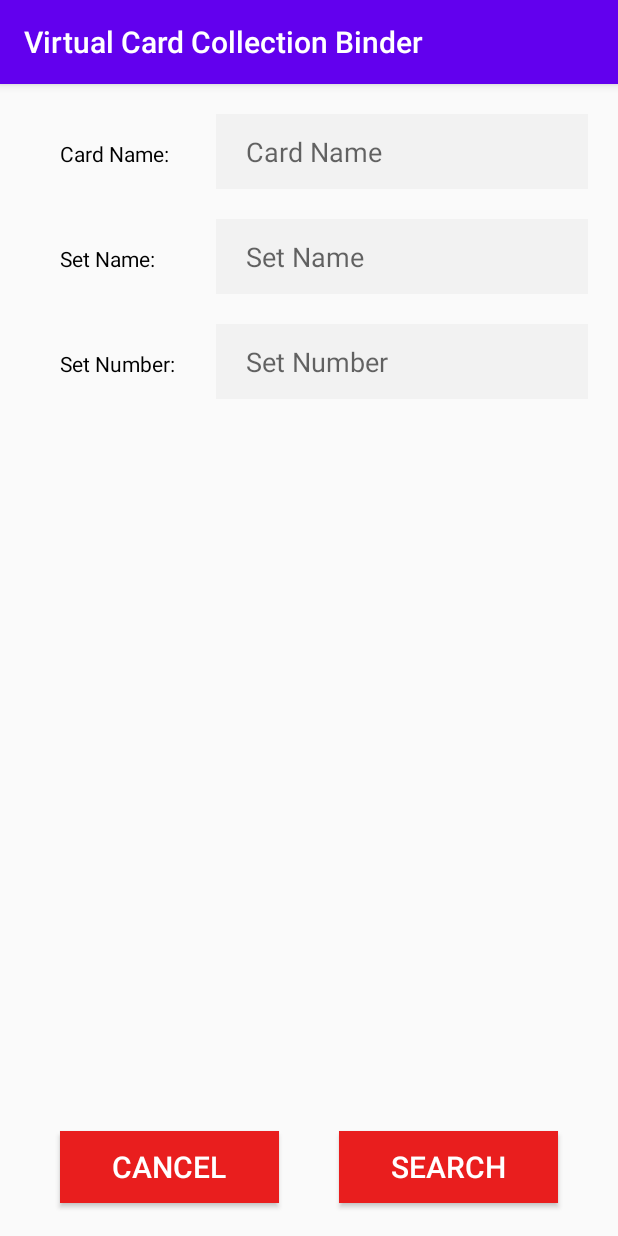
After one commit to nkrishna0609/Pokellection, an Android app: the NewCardActivity screen opened directly, with no data from a screen before it, on a phone screen of 412 x 824 dp. The commit adds this screen. Run offline under Robolectric (Android 15) with nearby library versions, the phone set to English and light mode, and no system bars.

Commit message:
fixed recyclerview, addCart activity, connected FAB to adding card to collection

```diff
--- a/app/src/main/java/ca/nkrishnaswamy/virtualcardcollectionbinder/network/ApiService.kt
+++ b/app/src/main/java/ca/nkrishnaswamy/virtualcardcollectionbinder/network/ApiService.kt
@@ -20,9 +20,7 @@ interface ApiService {
         @Query("name") cardName: String,
         @Query("hp") hp: String,
         @Query("set") setName: String,
-        @Query("number") setNum: String,
-        @Query("supertype") superType: String,
-        @Query("subtype") subType: String
+        @Query("number") setNum: String
     ): Deferred<PokemonCardPageResponse>
 
     companion object {
--- a/app/src/main/java/ca/nkrishnaswamy/virtualcardcollectionbinder/repositories/CardsRepository.kt
+++ b/app/src/main/java/ca/nkrishnaswamy/virtualcardcollectionbinder/repositories/CardsRepository.kt
@@ -11,9 +11,9 @@ import kotlinx.coroutines.withContext
 
 class CardsRepository(private val cardDao: UserCardsDAO) {
 
-    suspend fun getUserCardsFromApi(context: Context, cardName: String,hp:String,setName: String, pokeCardNumber: String,superType: String, subType: String) = withContext(Dispatchers.IO){
+    suspend fun getUserCardsFromApi(context: Context, cardName: String,hp:String,setName: String, pokeCardNumber: String) = withContext(Dispatchers.IO){
         val apiService = ApiService(context = context)
-        apiService.getCardPage(cardName, hp, setName, pokeCardNumber, superType, subType).await().getPokemonCards()
+        apiService.getCardPage(cardName, hp, setName, pokeCardNumber).await().getPokemonCards()
     }
 
     fun getAllCardsInDb(): LiveData<List<PokemonCard>> {
--- /dev/null
+++ b/app/src/main/java/ca/nkrishnaswamy/virtualcardcollectionbinder/ui/NewCardActivity.kt
@@ -0,0 +1,52 @@
+package ca.nkrishnaswamy.virtualcardcollectionbinder.ui
+
+import android.app.Activity
+import android.content.Intent
+import androidx.appcompat.app.AppCompatActivity
+import android.os.Bundle
+import android.text.TextUtils
+import android.widget.Button
+import android.widget.EditText
+import android.widget.Toast
+import ca.nkrishnaswamy.virtualcardcollectionbinder.R
+
+class NewCardActivity : AppCompatActivity() {
+
+    private lateinit var editCardName: EditText
+    private lateinit var editCardSetName: EditText
+    private lateinit var editCardSetNum: EditText
+
+    override fun onCreate(savedInstanceState: Bundle?) {
+        super.onCreate(savedInstanceState)
+        setContentView(R.layout.activity_new_card)
+
+        editCardName = findViewById(R.id.enterCardName)
+        editCardSetName = findViewById(R.id.enterCardSetName)
+        editCardSetNum = findViewById(R.id.enterCardSetNum)
+
+        val searchButton = findViewById<Button>(R.id.buttonSearch)
+        searchButton.setOnClickListener{
+            val searchCardIntent = Intent()
+            if (TextUtils.isEmpty(editCardSetName.text) || TextUtils.isEmpty(editCardSetNum.text) || TextUtils.isEmpty(editCardSetNum.text)){
+                setResult(Activity.RESULT_CANCELED, searchCardIntent)
+                Toast.makeText(applicationContext, R.string.errorEmptyStrings, Toast.LENGTH_LONG).show()
+            }
+            else{
+                val cardName = editCardName.text.toString()
+                val cardSetName = editCardSetName.text.toString()
+                val cardSetNum = editCardSetNum.text.toString()
+
+                searchCardIntent.putExtra("cardName",cardName)
+                searchCardIntent.putExtra("cardSetName",cardSetName)
+                searchCardIntent.putExtra("cardSetNum",cardSetNum)
+
+                setResult(Activity.RESULT_OK,searchCardIntent)
+                finish()
+            }
+        }
+        val cancelButton = findViewById<Button>(R.id.buttonCancel)
+        cancelButton.setOnClickListener{
+            finish()
+        }
+    }
+}
--- a/app/src/main/java/ca/nkrishnaswamy/virtualcardcollectionbinder/viewModels/UserCardsViewModel.kt
+++ b/app/src/main/java/ca/nkrishnaswamy/virtualcardcollectionbinder/viewModels/UserCardsViewModel.kt
@@ -35,8 +35,8 @@ class UserCardsViewModel(application: Application) : AndroidViewModel(applicatio
         return repository.searchCards(search)
     }
 
-    suspend fun retrieveCardsFromApi(cardName: String, hp: String, setName: String, pokeCardNumber: String, superType: String, subType: String): List<PokemonCard>{
-        val cardsList =  repository.getUserCardsFromApi(context, cardName, hp, setName, pokeCardNumber, superType, subType)
+    suspend fun retrieveCardsFromApi(cardName: String, hp: String, setName: String, pokeCardNumber: String): List<PokemonCard>{
+        val cardsList =  repository.getUserCardsFromApi(context, cardName, hp, setName, pokeCardNumber)
         return cardsList
     }
 }
--- /dev/null
+++ b/app/src/main/res/layout/activity_new_card.xml
@@ -0,0 +1,186 @@
+<?xml version="1.0" encoding="utf-8"?>
+<RelativeLayout
+    xmlns:android="http://schemas.android.com/apk/res/android"
+    xmlns:tools="http://schemas.android.com/tools"
+    android:layout_width="match_parent"
+    android:layout_height="match_parent"
+    tools:context=".ui.NewCardActivity">
+
+    <LinearLayout
+        android:id="@+id/cardNameLayout"
+        android:layout_width="match_parent"
+        android:layout_height="50dp"
+        android:weightSum="3"
+        android:orientation="horizontal"
+        android:layout_marginTop="20dp"
+        android:layout_marginRight="20dp"
+        android:layout_marginLeft="20dp"
+        android:layout_alignParentTop="true"
+        >
+
+        <TextView
+            android:layout_width="0dp"
+            android:layout_height="50dp"
+            android:layout_weight="1"
+            android:text="@string/cardNameLabel"
+            android:paddingLeft="20dp"
+            android:paddingRight="20dp"
+            android:gravity="center_vertical"
+            android:textColor="@color/colorBlack"
+            android:paddingStart="20dp" />
+
+        <EditText
+            android:id="@+id/enterCardName"
+            android:layout_width="0dp"
+            android:layout_height="50dp"
+            android:layout_weight="2"
+            android:hint="@string/cardNameEditBox"
+            android:textColor="@color/colorBlack"
+            android:singleLine="true"
+            android:paddingEnd="20dp"
+            android:paddingRight="20dp"
+            android:paddingLeft="20dp"
+            android:gravity="center_vertical"
+            android:background="@color/colorEditTextBG"
+            android:imeOptions="actionNext"
+            android:autofillHints="no"
+            android:inputType="text"/>
+
+    </LinearLayout>
+
+
+    <LinearLayout
+        android:id="@+id/cardSetNameLayout"
+        android:layout_width="match_parent"
+        android:layout_height="50dp"
+        android:weightSum="3"
+        android:orientation="horizontal"
+        android:layout_marginTop="20dp"
+        android:layout_marginLeft="20dp"
+        android:layout_marginRight="20dp"
+        android:layout_below="@+id/cardNameLayout"
+        >
+
+        <TextView
+            android:layout_width="0dp"
+            android:layout_height="50dp"
+            android:layout_weight="1"
+            android:text="@string/cardSetNameLabel"
+            android:paddingLeft="20dp"
+            android:paddingRight="20dp"
+            android:gravity="center_vertical"
+            android:textColor="@color/colorBlack"
+            android:paddingStart="20dp" />
+
+        <EditText
+            android:id="@+id/enterCardSetName"
+            android:layout_width="0dp"
+            android:layout_height="50dp"
+            android:layout_weight="2"
+            android:hint="@string/cardSetNameEditBox"
+            android:textColor="@color/colorBlack"
+            android:singleLine="true"
+            android:paddingEnd="20dp"
+            android:paddingRight="20dp"
+            android:paddingLeft="20dp"
+            android:gravity="center_vertical"
+            android:background="@color/colorEditTextBG"
+            android:imeOptions="actionNext"
+            android:autofillHints="no"
+            android:inputType="text"/>
+
+    </LinearLayout>
+
+    <LinearLayout
+        android:id="@+id/cardSetNumLayout"
+        android:layout_width="match_parent"
+        android:layout_height="50dp"
+        android:weightSum="3"
+        android:orientation="horizontal"
+        android:layout_marginTop="20dp"
+        android:layout_marginLeft="20dp"
+        android:layout_marginRight="20dp"
+        android:layout_below="@+id/cardSetNameLayout"
+        >
+
+        <TextView
+            android:layout_width="0dp"
+            android:layout_height="50dp"
+            android:layout_weight="1"
+            android:text="@string/cardSetNumLabel"
+            android:paddingLeft="20dp"
+            android:paddingRight="20dp"
+            android:gravity="center_vertical"
+            android:textColor="@color/colorBlack"
+            android:paddingStart="20dp" />
+
+        <EditText
+            android:id="@+id/enterCardSetNum"
+            android:layout_width="0dp"
+            android:layout_height="50dp"
+            android:layout_weight="2"
+            android:hint="@string/cardSetNumEditBox"
+            android:textColor="@color/colorBlack"
+            android:singleLine="true"
+            android:paddingEnd="20dp"
+            android:paddingRight="20dp"
+            android:paddingLeft="20dp"
+            android:gravity="center_vertical"
+            android:background="@color/colorEditTextBG"
+            android:imeOptions="actionNext"
+            android:autofillHints="no"
+            android:inputType="text"/>
+
+    </LinearLayout>
+
+    <LinearLayout
+        android:layout_width="match_parent"
+        android:layout_height="100dp"
+        android:weightSum="2"
+        android:orientation="horizontal"
+        android:layout_marginTop="20dp"
+        android:layout_marginLeft="20dp"
+        android:layout_marginRight="20dp"
+        android:layout_alignParentBottom="true"
+        >
+
+        <Button
+            android:id="@+id/buttonCancel"
+            android:layout_width="0dp"
+            android:layout_height="wrap_content"
+            android:layout_weight="1"
+            android:textColor="@color/colorWhite"
+            android:layout_marginRight="20dp"
+            android:layout_marginLeft="20dp"
+            android:layout_marginTop="30dp"
+            android:background="@color/colorRed"
+            android:text="@string/buttonCancel"
+            android:textSize="20sp"
+            android:gravity="center"
+            android:paddingTop="10dp"
+            android:paddingBottom="10dp"
+            android:textAllCaps="true"
+            />
+
+        <Button
+            android:id="@+id/buttonSearch"
+            android:layout_width="0dp"
+            android:layout_height="wrap_content"
+            android:layout_weight="1"
+            android:textColor="@color/colorWhite"
+            android:layout_marginRight="20dp"
+            android:layout_marginLeft="20dp"
+            android:layout_marginTop="30dp"
+            android:background="@color/colorRed"
+            android:text="@string/buttonCardSearch"
+            android:textSize="20sp"
+            android:gravity="center"
+            android:paddingTop="10dp"
+            android:paddingBottom="10dp"
+            android:textAllCaps="true"
+            />
+
+    </LinearLayout>
+
+
+</RelativeLayout>
--- a/app/src/main/res/values/colors.xml
+++ b/app/src/main/res/values/colors.xml
@@ -3,4 +3,8 @@
     <color name="colorPrimary">#6200EE</color>
     <color name="colorPrimaryDark">#3700B3</color>
     <color name="colorAccent">#03DAC5</color>
+    <color name="colorBlack">#000000</color>
+    <color name="colorEditTextBG">#f2f2f2</color>
+    <color name="colorWhite">#FFFFFF</color>
+    <color name="colorRed">#E91E1E</color>
 </resources>
```
Also changed, not shown: app/build.gradle (+5 -2 lines), app/src/main/AndroidManifest.xml (+4 -3 lines), app/src/main/java/ca/nkrishnaswamy/virtualcardcollectionbinder/UI/MainActivity.kt (deleted, +0 -62 lines), app/src/main/java/ca/nkrishnaswamy/virtualcardcollectionbinder/ui/MainActivity.kt (added, +98 -0 lines), app/src/main/java/ca/nkrishnaswamy/virtualcardcollectionbinder/ui/PokemonCardRecyclerAdapter.kt (added, +43 -0 lines), app/src/main/res/drawable/ic_baseline_add_24.xml (added, +10 -0 lines), app/src/main/res/layout/activity_main.xml (+19 -15 lines), app/src/main/res/layout/layout_poke_card_list.xml (added, +20 -0 lines), app/src/main/res/values/strings.xml (+12 -0 lines).
